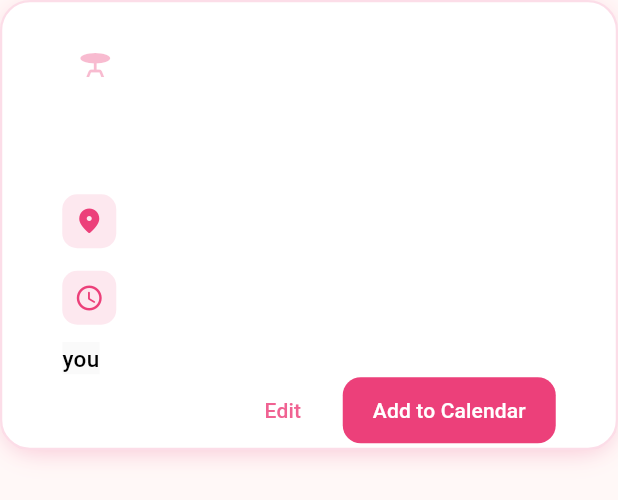
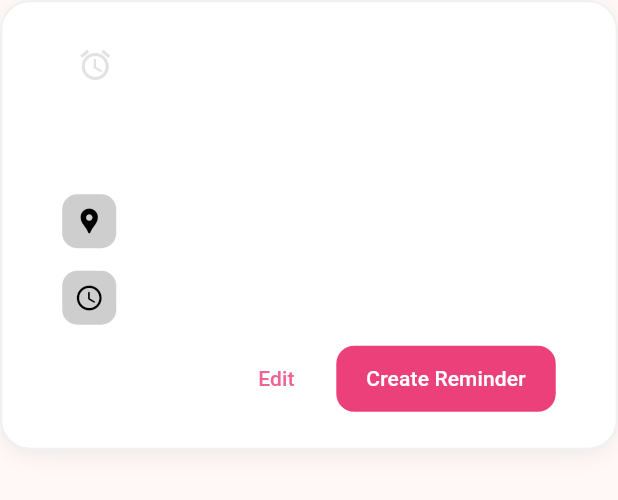
Before and after one commit to ThatLinuxGuyYouKnow/adaptive-textfield, a Flutter app: the TaskPreviewCard widget shown alone on an empty page, opened directly, on a phone screen of 412 x 824 dp. Shown: the top 500 px of the screen. Run offline on Flutter 3.47's test engine with Material 3 defaults, Android fonts, the phone set to English and light mode, and no system bars; our stand-ins replace google_fonts; Roboto replaces fonts that are missing (Ubuntu).

Commit message:
fix: fixed issue with location

```diff
--- a/lib/UI/widgets/previewCard.dart
+++ b/lib/UI/widgets/previewCard.dart
@@ -24,7 +24,7 @@ class EventPreviewCard extends StatelessWidget {
   @override
   Widget build(BuildContext context) {
     return Container(
-      height: 300,
+      height: 350,
       width: 700,
       decoration: BoxDecoration(
         borderRadius: BorderRadius.circular(20),
@@ -63,7 +63,7 @@ class EventPreviewCard extends StatelessWidget {
                   ),
                 ),
                 Icon(
-                  Icons.table_bar,
+                  Icons.meeting_room,
                   color: Colors.pink.withOpacity(0.3),
                 )
               ],
@@ -135,7 +135,23 @@ class EventPreviewCard extends StatelessWidget {
               ],
             ),
             const SizedBox(height: 12),
-            Text(
+            Row(
+              children: [
+                Container(
+                  padding: const EdgeInsets.all(8),
+                  decoration: BoxDecoration(
+                    color: Colors.pink.withOpacity(0.1),
+                    borderRadius: BorderRadius.circular(10),
+                  ),
+                  child: Icon(
+                    Icons.contact_emergency,
+                    color: Colors.pink.shade400,
+                    size: 20,
+                  ),
+                ),
+                const SizedBox(width: 12),
+                Expanded(
+                  child: Text(
                     attendees ?? 'you',
                     style: GoogleFonts.ubuntu(
                       backgroundColor: Colors.grey[50],
@@ -143,6 +159,9 @@ class EventPreviewCard extends StatelessWidget {
                       color: Colors.black,
                       fontWeight: FontWeight.w500,
                     ),
+                  ),
+                ),
+              ],
             ),
             const Spacer(),
             Row(
@@ -204,16 +223,16 @@ class TaskPreviewCard extends StatelessWidget {
       decoration: BoxDecoration(
         borderRadius: BorderRadius.circular(20),
         color: Colors.white,
-        border: Border.all(color: Colors.pink.withOpacity(0.15), width: 1.5),
+        border: Border.all(color: Colors.grey.withOpacity(0.15), width: 1.5),
         boxShadow: [
           BoxShadow(
-            color: Colors.pink.withOpacity(0.08),
+            color: Colors.grey.withOpacity(0.08),
             offset: const Offset(0, 2),
             blurRadius: 10,
             spreadRadius: 0,
           ),
           BoxShadow(
-            color: Colors.pink.withOpacity(0.15),
+            color: Colors.grey.withOpacity(0.15),
             offset: const Offset(0, 6),
             blurRadius: 15,
             spreadRadius: -5,
@@ -238,8 +257,8 @@ class TaskPreviewCard extends StatelessWidget {
                   ),
                 ),
                 Icon(
-                  Icons.table_bar,
-                  color: Colors.pink.withOpacity(0.3),
+                  Icons.alarm,
+                  color: Colors.grey.withOpacity(0.3),
                 )
               ],
             ),
@@ -260,25 +279,22 @@ class TaskPreviewCard extends StatelessWidget {
                 Container(
                   padding: const EdgeInsets.all(8),
                   decoration: BoxDecoration(
-                    color: Colors.pink.withOpacity(0.1),
+                    color: Colors.grey.withOpacity(0.5),
                     borderRadius: BorderRadius.circular(10),
                   ),
                   child: Icon(
-                    Icons.location_on_rounded,
-                    color: Colors.pink.shade400,
+                    Icons.location_pin,
+                    color: Colors.black,
                     size: 20,
                   ),
                 ),
                 const SizedBox(width: 12),
-                Expanded(
-                  child: Text(
+                Text(
                   task_location,
                   style: GoogleFonts.ubuntu(
                     fontSize: 15,
                     color: const Color(0xFF666666),
-                    ),
-                    maxLines: 1,
-                    overflow: TextOverflow.ellipsis,
+                    fontWeight: FontWeight.w500,
                   ),
                 ),
               ],
@@ -289,12 +305,12 @@ class TaskPreviewCard extends StatelessWidget {
                 Container(
                   padding: const EdgeInsets.all(8),
                   decoration: BoxDecoration(
-                    color: Colors.pink.withOpacity(0.1),
+                    color: Colors.grey.withOpacity(0.5),
                     borderRadius: BorderRadius.circular(10),
                   ),
                   child: Icon(
                     Icons.access_time_rounded,
-                    color: Colors.pink.shade400,
+                    color: Colors.black,
                     size: 20,
                   ),
                 ),
@@ -310,15 +326,6 @@ class TaskPreviewCard extends StatelessWidget {
               ],
             ),
             const SizedBox(height: 12),
-            Text(
-              attendees ?? 'you',
-              style: GoogleFonts.ubuntu(
-                backgroundColor: Colors.grey[50],
-                fontSize: 15,
-                color: Colors.black,
-                fontWeight: FontWeight.w500,
-              ),
-            ),
             const Spacer(),
             Row(
               mainAxisAlignment: MainAxisAlignment.end,
@@ -343,7 +350,7 @@ class TaskPreviewCard extends StatelessWidget {
                     ),
                     elevation: 0,
                   ),
-                  child: const Text("Add to Calendar"),
+                  child: const Text("Create Reminder"),
                 ),
               ],
             ),
--- a/lib/logic/checkInputType.dart
+++ b/lib/logic/checkInputType.dart
@@ -55,7 +55,7 @@ BAD EXAMPLE:
 {"event_type": "Event","data": {"time": null, "description": "schedule a date", "eventLocation": null, "attendees": ["you"]}}
 The message yu analyse starts thus:
 ''';
-String apikey = ";
+String apikey = "";
 checkInputType(String input) async {
   final requestBody = {
     "contents": [
```
Also changed, not shown: lib/UI/mainScreen.dart (+21 -6 lines). Lines whose indentation alone changed are shown as unchanged.
